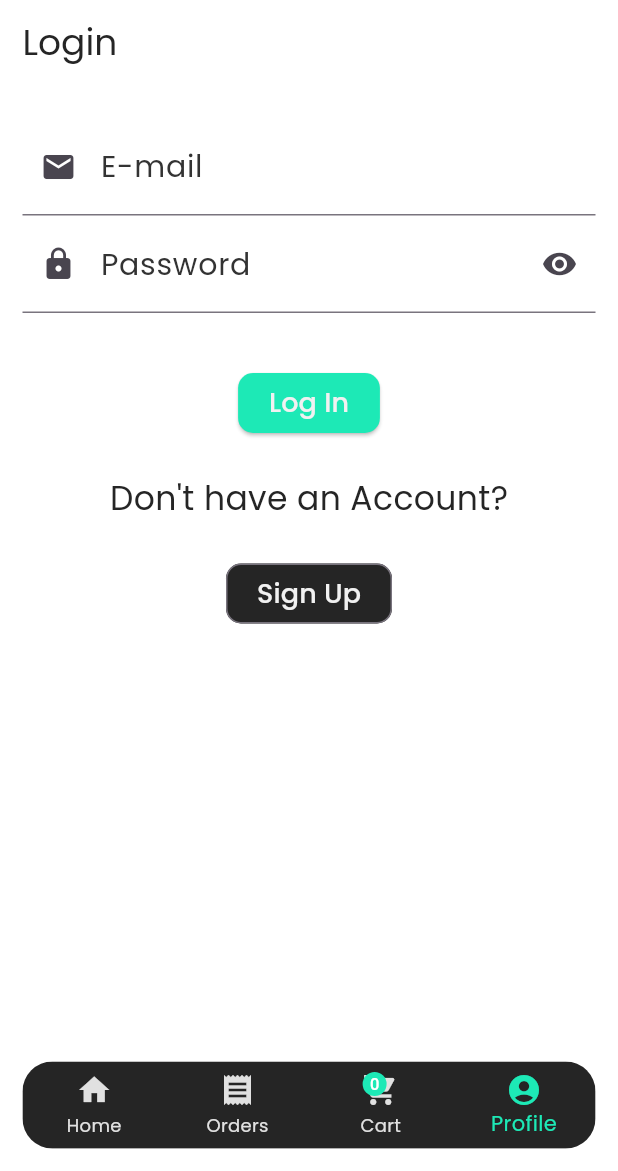
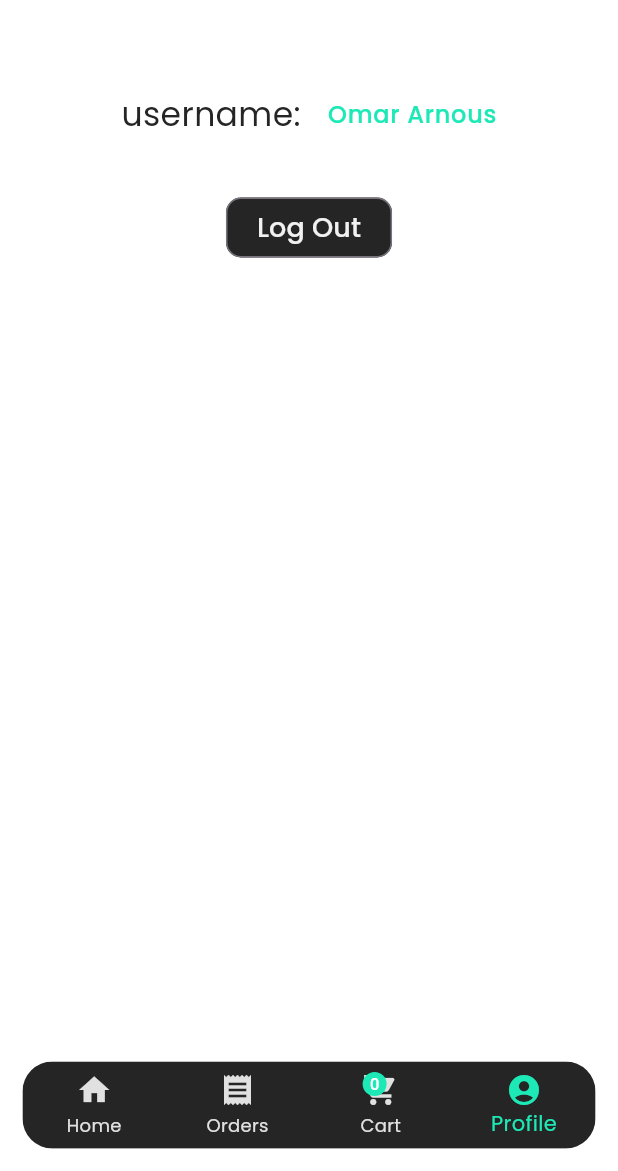
Before and after one commit to omar-arnous/Souq, a Flutter app: the screen it shows after launch, item 4 of the bottom bar chosen, on a phone screen of 412 x 824 dp, the part 65-1236 px from its top. Run offline on Flutter 3.47's test engine with Material 2 defaults, Android fonts, the phone set to English and light mode, and no system bars; our stand-ins replace dio, flutter_riverpod, go_router, google_fonts, shared_preferences, transparent_image; network calls fail.

Commit message:
implemented the profile screen

```diff
--- a/lib/screens/layout.dart
+++ b/lib/screens/layout.dart
@@ -4,14 +4,14 @@ import 'package:souq/providers/app_provider.dart';
 import 'package:souq/providers/cart_provider.dart';
 import 'package:souq/screens/cart.dart';
 import 'package:souq/screens/home.dart';
-import 'package:souq/screens/login.dart';
 import 'package:souq/screens/orders.dart';
+import 'package:souq/screens/profile.dart';
 
 const screens = [
   HomeScreen(),
   OrdersScreen(),
   CartScreen(),
-  LoginScreen(),
+  ProfileScreen(),
 ];
 
 class Layout extends ConsumerWidget {
--- /dev/null
+++ b/lib/screens/profile.dart
@@ -0,0 +1,40 @@
+import 'package:flutter/material.dart';
+import 'package:flutter_riverpod/flutter_riverpod.dart';
+import 'package:go_router/go_router.dart';
+
+class ProfileScreen extends ConsumerWidget {
+  const ProfileScreen({super.key});
+
+  @override
+  Widget build(BuildContext context, WidgetRef ref) {
+    return Container(
+      margin: const EdgeInsets.symmetric(
+        horizontal: 15,
+        vertical: 48,
+      ),
+      child: Column(
+        children: [
+          Row(
+            mainAxisAlignment: MainAxisAlignment.center,
+            children: [
+              Text(
+                'username:',
+                style: Theme.of(context).textTheme.bodyMedium,
+              ),
+              const SizedBox(width: 18),
+              Text(
+                'Omar Arnous',
+                style: Theme.of(context).textTheme.labelMedium,
+              ),
+            ],
+          ),
+          const SizedBox(height: 36),
+          OutlinedButton(
+            onPressed: () {},
+            child: const Text('Log Out'),
+          ),
+        ],
+      ),
+    );
+  }
+}
```
